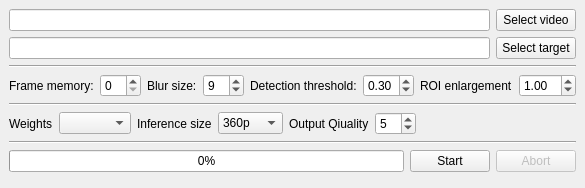
Qt form dashcamcleaner/src/mainwindow.ui (tfaehse/DashcamCleaner) before a commit.
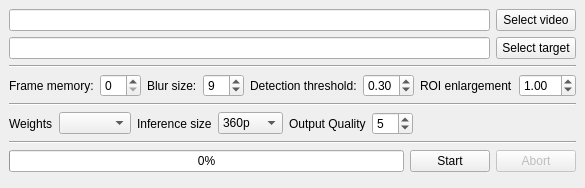
The same form after that commit.

```diff
--- a/dashcamcleaner/src/mainwindow.ui
+++ b/dashcamcleaner/src/mainwindow.ui
@@ -186,7 +186,7 @@
                         <item>
                             <widget class="QLabel" name="label_7">
                                 <property name="text">
-                                    <string>Output Qiuality</string>
+                                    <string>Output Quality</string>
                                 </property>
                             </widget>
                         </item>
```
